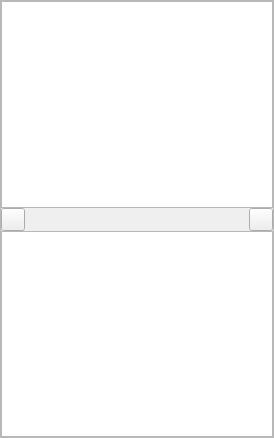
First picture: the form in spine_items/data_connection/ui/data_connection_properties.ui, repository spine-tools/spine-items, before the edit.
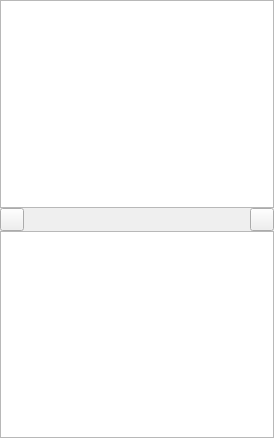
Second picture: the form after the edit. Icons and pictures are not drawn. Custom widgets are drawn as their Qt base class.

Commit message:
Add stylesheets to properties widgets scroll areas to make scroll area backgrounds transparent
Re #spine-tools/Spine-Toolbox#3012

```diff
--- a/spine_items/data_connection/ui/data_connection_properties.ui
+++ b/spine_items/data_connection/ui/data_connection_properties.ui
@@ -26,6 +26,10 @@
   <property name="windowTitle">
    <string>Form</string>
   </property>
+  <property name="styleSheet">
+   <string notr="true">QScrollArea { background: transparent; }
+QScrollArea &gt; QWidget &gt; QWidget { background: transparent; }</string>
+  </property>
   <layout class="QVBoxLayout" name="verticalLayout_2">
    <property name="spacing">
     <number>0</number>
@@ -44,6 +48,9 @@
    </property>
    <item>
     <widget class="QScrollArea" name="scrollArea">
+     <property name="frameShape">
+      <enum>QFrame::Shape::NoFrame</enum>
+     </property>
      <property name="widgetResizable">
       <bool>true</bool>
      </property>
@@ -52,8 +59,8 @@
        <rect>
         <x>0</x>
         <y>0</y>
-        <width>272</width>
-        <height>436</height>
+        <width>274</width>
+        <height>438</height>
        </rect>
       </property>
       <layout class="QVBoxLayout" name="verticalLayout">
```
The commit also changes 15 other files.
